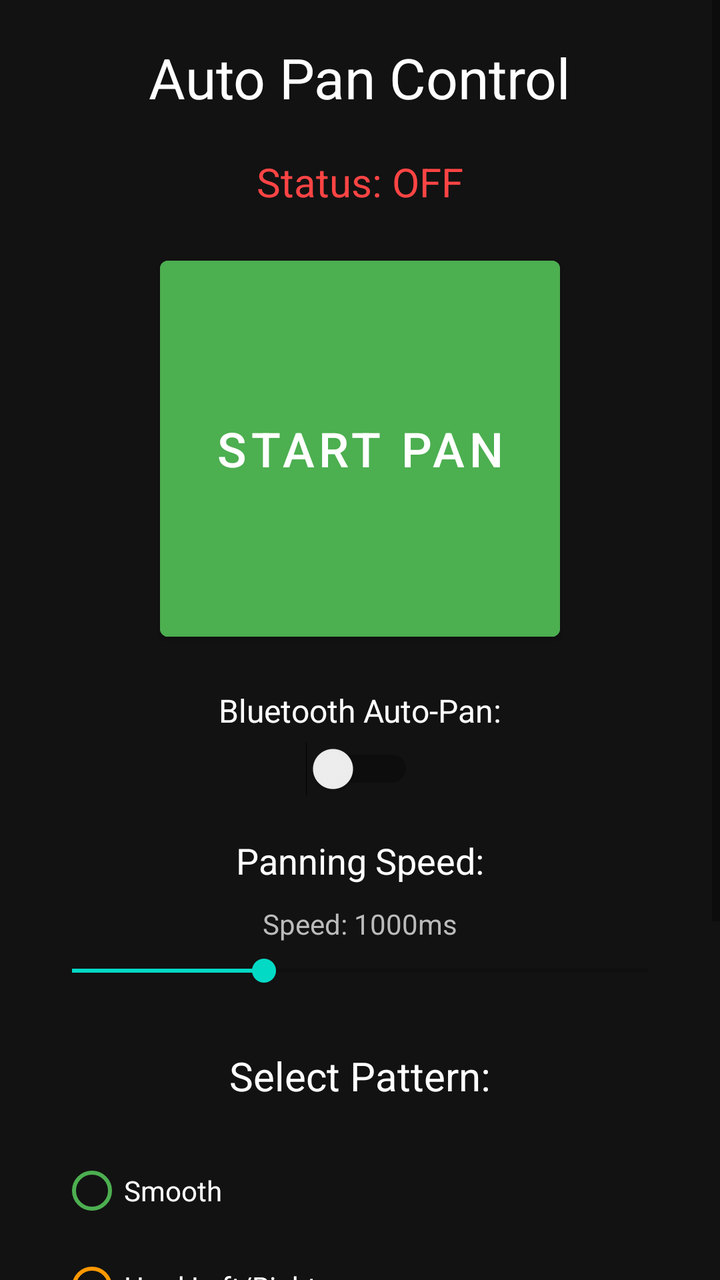
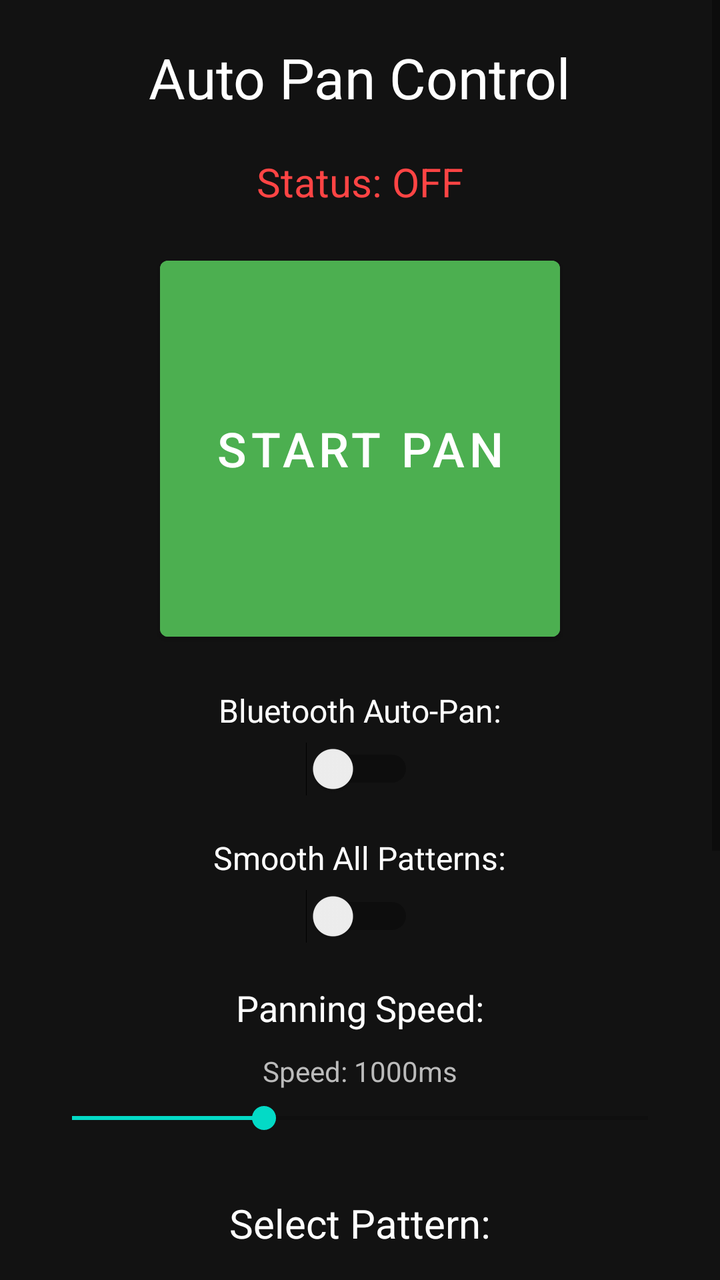

Before-and-after screenshots of an Android layout around one commit, followed by the original layout XML and the change that was made.
<!-- AndroidManifest.xml: fallback theme Theme.MaterialComponents.DayNight.NoActionBar -->
<!-- res/layout/activity_main.xml -->
<?xml version="1.0" encoding="utf-8"?>
<ScrollView xmlns:android="http://schemas.android.com/apk/res/android"
    android:layout_width="match_parent"
    android:layout_height="match_parent"
    android:background="#121212">
    
    <LinearLayout
        android:layout_width="match_parent"
        android:layout_height="wrap_content"
        android:orientation="vertical"
        android:gravity="center"
        android:padding="20dp">
        
        <TextView
            android:layout_width="wrap_content"
            android:layout_height="wrap_content"
            android:text="Auto Pan Control"
            android:textSize="28sp"
            android:textColor="#FFFFFF"
            android:layout_marginBottom="20dp"/>
        
        <TextView
            android:id="@+id/statusText"
            android:layout_width="wrap_content"
            android:layout_height="wrap_content"
            android:text="Status: OFF"
            android:textSize="20sp"
            android:textColor="#FF4444"
            android:layout_marginBottom="20dp"/>
        
        <Button
            android:id="@+id/toggleButton"
            android:layout_width="200dp"
            android:layout_height="200dp"
            android:text="START PAN"
            android:textSize="24sp"
            android:backgroundTint="#4CAF50"
            android:layout_marginBottom="20dp"/>
        
        <TextView
            android:layout_width="wrap_content"
            android:layout_height="wrap_content"
            android:text="Bluetooth Auto-Pan:"
            android:textSize="16sp"
            android:textColor="#FFFFFF"
            android:layout_marginBottom="5dp"/>
        
        <Switch
            android:id="@+id/bluetoothSwitch"
            android:layout_width="wrap_content"
            android:layout_height="wrap_content"
            android:layout_marginBottom="20dp"/>
        
        <TextView
            android:layout_width="wrap_content"
            android:layout_height="wrap_content"
            android:text="Panning Speed:"
            android:textSize="18sp"
            android:textColor="#FFFFFF"
            android:layout_marginBottom="10dp"/>
        
        <TextView
            android:id="@+id/speedText"
            android:layout_width="wrap_content"
            android:layout_height="wrap_content"
            android:text="Speed: 1000ms"
            android:textSize="14sp"
            android:textColor="#BBBBBB"
            android:layout_marginBottom="5dp"/>
        
        <SeekBar
            android:id="@+id/speedSeekBar"
            android:layout_width="match_parent"
            android:layout_height="wrap_content"
            android:max="30"
            android:progress="10"
            android:layout_marginBottom="30dp"/>
        
        <TextView
            android:layout_width="wrap_content"
            android:layout_height="wrap_content"
            android:text="Select Pattern:"
            android:textSize="20sp"
            android:textColor="#FFFFFF"
            android:layout_marginBottom="10dp"/>
        
        <RadioGroup
            android:id="@+id/patternGroup"
            android:layout_width="match_parent"
            android:layout_height="wrap_content"
            android:orientation="vertical"
            android:padding="10dp">
            
            <RadioButton
                android:id="@+id/radioSmooth"
                android:layout_width="wrap_content"
                android:layout_height="wrap_content"
                android:text="Smooth"
                android:textColor="#FFFFFF"
                android:buttonTint="#4CAF50"/>
            
            <RadioButton
                android:id="@+id/radioHard"
                android:layout_width="wrap_content"
                android:layout_height="wrap_content"
                android:text="Hard Left/Right"
                android:textColor="#FFFFFF"
                android:buttonTint="#FF9800"/>
            
            <RadioButton
                android:id="@+id/radioWave"
                android:layout_width="wrap_content"
                android:layout_height="wrap_content"
                android:text="Wave"
                android:textColor="#FFFFFF"
                android:buttonTint="#2196F3"/>
            
            <RadioButton
                android:id="@+id/radioSubtle"
                android:layout_width="wrap_content"
                android:layout_height="wrap_content"
                android:text="Subtle"
                android:textColor="#FFFFFF"
                android:buttonTint="#9C27B0"/>
            
            <RadioButton
                android:id="@+id/radioCrazy"
                android:layout_width="wrap_content"
                android:layout_height="wrap_content"
                android:text="Crazy"
                android:textColor="#FFFFFF"
                android:buttonTint="#F44336"/>
            
            <RadioButton
                android:id="@+id/radioCustom"
                android:layout_width="wrap_content"
                android:layout_height="wrap_content"
                android:text="Custom Pattern"
                android:textColor="#FFFFFF"
                android:buttonTint="#00BCD4"/>
            
        </RadioGroup>
        
        <LinearLayout
            android:id="@+id/customContainer"
            android:layout_width="match_parent"
            android:layout_height="wrap_content"
            android:orientation="vertical"
            android:visibility="gone"
            android:padding="10dp">
            
            <TextView
                android:layout_width="wrap_content"
                android:layout_height="wrap_content"
                android:text="Custom Pattern:"
                android:textSize="16sp"
                android:textColor="#00BCD4"
                android:layout_marginBottom="15dp"/>
            
            <LinearLayout
                android:layout_width="match_parent"
                android:layout_height="wrap_content"
                android:orientation="vertical"
                android:background="#1E1E1E"
                android:padding="10dp"
                android:layout_marginBottom="20dp">
                
                <LinearLayout
                    android:layout_width="match_parent"
                    android:layout_height="wrap_content"
                    android:orientation="horizontal">
                    
                    <TextView
                        android:layout_width="0dp"
                        android:layout_height="wrap_content"
                        android:layout_weight="1"
                        android:text="LEFT"
                        android:textSize="12sp"
                        android:textColor="#FF5722"
                        android:gravity="start"/>
                    
                    <TextView
                        android:layout_width="0dp"
                        android:layout_height="wrap_content"
                        android:layout_weight="1"
                        android:text="CENTER"
                        android:textSize="12sp"
                        android:textColor="#FFFFFF"
                        android:gravity="center"/>
                    
                    <TextView
                        android:layout_width="0dp"
                        android:layout_height="wrap_content"
                        android:layout_weight="1"
                        android:text="RIGHT"
                        android:textSize="12sp"
                        android:textColor="#4CAF50"
                        android:gravity="end"/>
                    
                </LinearLayout>
                
                <LinearLayout
                    android:id="@+id/graphArea"
                    android:layout_width="match_parent"
                    android:layout_height="200dp"
                    android:orientation="vertical"
                    android:layout_marginTop="5dp"
                    android:layout_marginBottom="5dp"/>
                
                <LinearLayout
                    android:layout_width="match_parent"
                    android:layout_height="wrap_content"
                    android:orientation="horizontal">
                    
                    <TextView
                        android:layout_width="0dp"
                        android:layout_height="wrap_content"
                        android:layout_weight="1"
                        android:text="-0.8"
                        android:textSize="10sp"
                        android:textColor="#888888"
                        android:gravity="start"/>
                    
                    <TextView
                        android:layout_width="0dp"
                        android:layout_height="wrap_content"
                        android:layout_weight="1"
                        android:text="-0.4"
                        android:textSize="10sp"
                        android:textColor="#888888"
                        android:gravity="center"/>
                    
                    <TextView
                        android:layout_width="0dp"
                        android:layout_height="wrap_content"
                        android:layout_weight="1"
                        android:text="0"
                        android:textSize="10sp"
                        android:textColor="#FFFFFF"
                        android:gravity="center"/>
                    
                    <TextView
                        android:layout_width="0dp"
                        android:layout_height="wrap_content"
                        android:layout_weight="1"
                        android:text="+0.4"
                        android:textSize="10sp"
                        android:textColor="#888888"
                        android:gravity="center"/>
                    
                    <TextView
                        android:layout_width="0dp"
                        android:layout_height="wrap_content"
                        android:layout_weight="1"
                        android:text="+0.8"
                        android:textSize="10sp"
                        android:textColor="#888888"
                        android:gravity="end"/>
                    
                </LinearLayout>
                
            </LinearLayout>
            
            <TextView
                android:layout_width="wrap_content"
                android:layout_height="wrap_content"
                android:text="Quick Presets:"
                android:textSize="14sp"
                android:textColor="#BBBBBB"
                android:layout_marginBottom="10dp"/>
            
            <LinearLayout
                android:layout_width="match_parent"
                android:layout_height="wrap_content"
                android:orientation="horizontal"
                android:gravity="center"
                android:layout_marginBottom="20dp">
                
                <Button
                    android:id="@+id/presetSmooth"
                    android:layout_width="0dp"
                    android:layout_height="wrap_content"
                    android:layout_weight="1"
                    android:text="Smooth"
                    android:textSize="12sp"
                    android:backgroundTint="#4CAF50"
                    android:layout_margin="2dp"/>
                
                <Button
                    android:id="@+id/presetBounce"
                    android:layout_width="0dp"
                    android:layout_height="wrap_content"
                    android:layout_weight="1"
                    android:text="Bounce"
                    android:textSize="12sp"
                    android:backgroundTint="#FF9800"
                    android:layout_margin="2dp"/>
                
                <Button
                    android:id="@+id/presetCircle"
                    android:layout_width="0dp"
                    android:layout_height="wrap_content"
                    android:layout_weight="1"
                    android:text="Circle"
                    android:textSize="12sp"
                    android:backgroundTint="#2196F3"
                    android:layout_margin="2dp"/>
                
            </LinearLayout>
            
            <LinearLayout
                android:id="@+id/slidersContainer"
                android:layout_width="match_parent"
                android:layout_height="wrap_content"
                android:orientation="vertical"/>
            
        </LinearLayout>
        
    </LinearLayout>
</ScrollView>
<!-- resources referenced by this layout -->
<resources>

</resources>

<!-- the commit's change to res/layout/activity_main.xml (unified diff, before → after) -->
@@ -50,6 +50,19 @@
             android:layout_width="wrap_content"
             android:layout_height="wrap_content"
             android:layout_marginBottom="20dp"/>
+        <TextView
+            android:layout_width="wrap_content"
+            android:layout_height="wrap_content"
+            android:text="Smooth All Patterns:"
+            android:textSize="16sp"
+            android:textColor="#FFFFFF"
+            android:layout_marginBottom="5dp"/>
+        
+        <Switch
+            android:id="@+id/smoothSwitch"
+            android:layout_width="wrap_content"
+            android:layout_height="wrap_content"
+            android:layout_marginBottom="20dp"/>
         
         <TextView
             android:layout_width="wrap_content"
